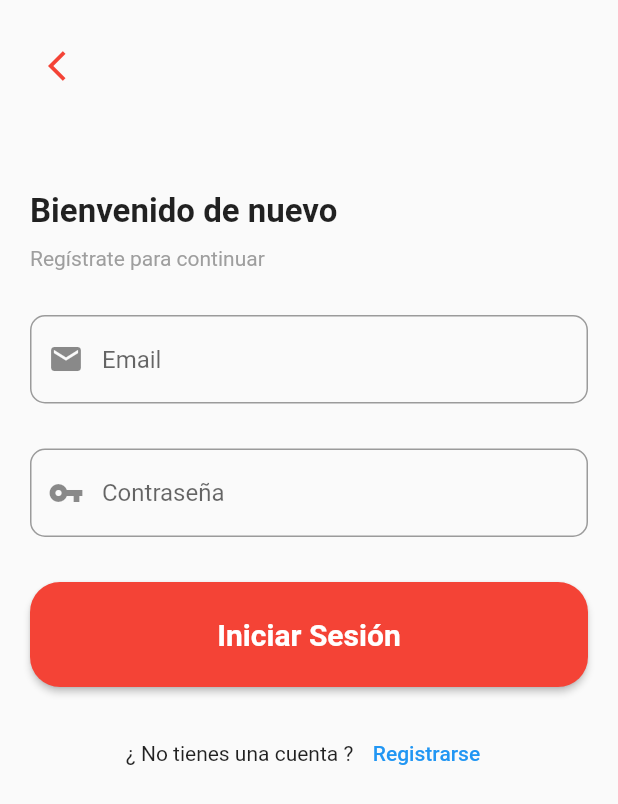
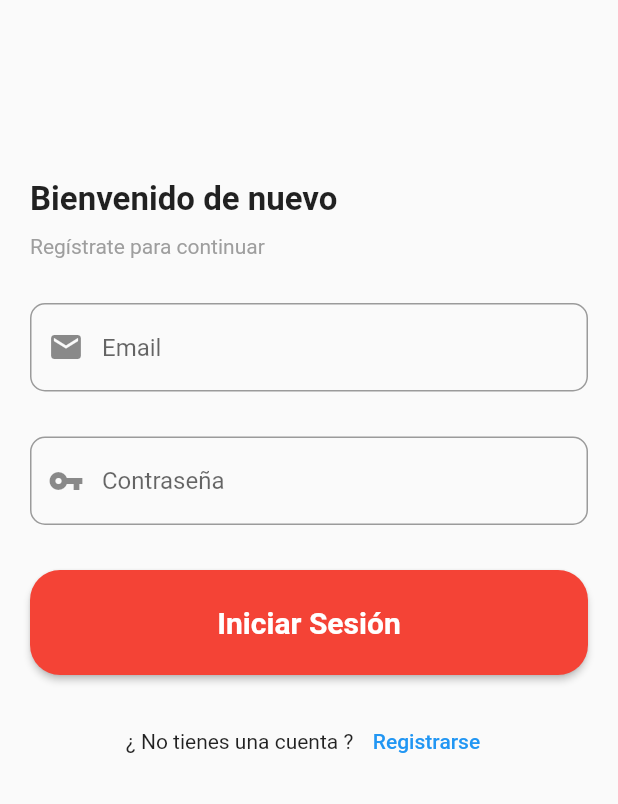
Before and after one commit to Fuenzalida97/AforoFlutter, a Flutter app: the screen it shows after launch, on a phone screen of 412 x 824 dp. Shown: the top 804 px of the screen. Run offline on Flutter 3.47's test engine with Material 2 defaults, Android fonts, the phone set to English and light mode, and no system bars; our stand-ins replace cloud_firestore, firebase_auth, firebase_core, font_awesome_flutter; accounts and stored records are empty.

Commit message:
arreglos de versión de entrega.

```diff
--- a/lib/models/usuario.dart
+++ b/lib/models/usuario.dart
@@ -1,4 +1,4 @@
-import 'package:flutter/cupertino.dart';
+import 'package:flutter/material.dart';
 
 class Usuario {
   final String id;
--- a/lib/screens/Authentication/login.dart
+++ b/lib/screens/Authentication/login.dart
@@ -48,14 +48,7 @@ class _LoginState extends State<Login> {
                 child: Column(
                   crossAxisAlignment: CrossAxisAlignment.start,
                   children: [
-                    IconButton(
-                      icon: Icon(
-                        Icons.arrow_back_ios,
-                        color: Theme.of(context).primaryColor,
-                      ),
-                      onPressed: () {},
-                    ),
-                    SizedBox(height: 60),
+                    SizedBox(height: 100),
                     Text(
                       "Bienvenido de nuevo",
                       style: TextStyle(
@@ -94,16 +87,30 @@ class _LoginState extends State<Login> {
                             borderRadius: BorderRadius.circular(10),
                           )),
                     ),
-                    SizedBox(height: 30),
+                    SizedBox(height: 15),
+                    if (loginProvider.errorMessage != null)
+                      Container(
+                          padding:
+                          EdgeInsets.symmetric(horizontal: 10, vertical: 5),
+                          color: Colors.amberAccent,
+                          child: ListTile(
+                            title: Text(loginProvider.errorMessage),
+                            leading: Icon(Icons.error),
+                            trailing: IconButton(
+                              icon: Icon(Icons.close),
+                              onPressed: () => loginProvider.setMessage(null),
+                            ),
+                          ),
+                      ),
+                    SizedBox(height: 15),
                     MaterialButton(
                       onPressed: () async {
                         if (_formKey.currentState.validate()) {
                           print("Email: ${_emailController.text}");
                           print("Password: ${_passwordController.text}");
-                          var email = loginProvider.login(
+                          await loginProvider.login(
                               _emailController.text.trim(),
                               _passwordController.text.trim());
-                          await email;
                         }
                       },
                       height: 70,
@@ -137,19 +144,7 @@ class _LoginState extends State<Login> {
                       ],
                     ),
                     SizedBox(height: 20),
-                    if (loginProvider.errorMessage != null)
-                      Container(
-                          padding:
-                              EdgeInsets.symmetric(horizontal: 10, vertical: 5),
-                          color: Colors.amberAccent,
-                          child: ListTile(
-                            title: Text(loginProvider.errorMessage),
-                            leading: Icon(Icons.error),
-                            trailing: IconButton(
-                              icon: Icon(Icons.close),
-                              onPressed: () => loginProvider.setMessage(null),
-                            ),
-                          ))
+
                   ],
                 ),
               ),
--- a/lib/screens/wrapper.dart
+++ b/lib/screens/wrapper.dart
@@ -6,28 +6,11 @@ import 'package:flutter/material.dart';
 import 'package:provider/provider.dart';
 
 
-class Wrapper extends StatefulWidget {
-
-  @override
-  _WrapperState createState() => _WrapperState();
-}
-
-class _WrapperState extends State<Wrapper> {
-
-  @override
-  void dispose() {
-    super.dispose();
-  }
-
-  @override
-  void initState() {
-    //print(widget.user.email);
-  }
+class Wrapper extends StatelessWidget {
 
   @override
   Widget build(BuildContext context) {
     final user = Provider.of<User>(context);
-
     if(user != null){
       return HomeScreen();
     }else{
--- a/pubspec.yaml
+++ b/pubspec.yaml
@@ -39,7 +39,6 @@ dependencies:
   charts_flutter: ^0.11.0
   flutter_launcher_icons: ^0.9.0
   firebase_database: ^7.1.2
-  google_sign_in: ^5.0.5
 
 dev_dependencies:
   flutter_test:
```
Also changed, not shown: lib/screens/Authentication/register.dart (+20 -20 lines), lib/screens/homeScreens/home_screen.dart (+2 -21 lines), lib/services/authentication_services/auth_services.dart (+8 -15 lines), pubspec.lock.
